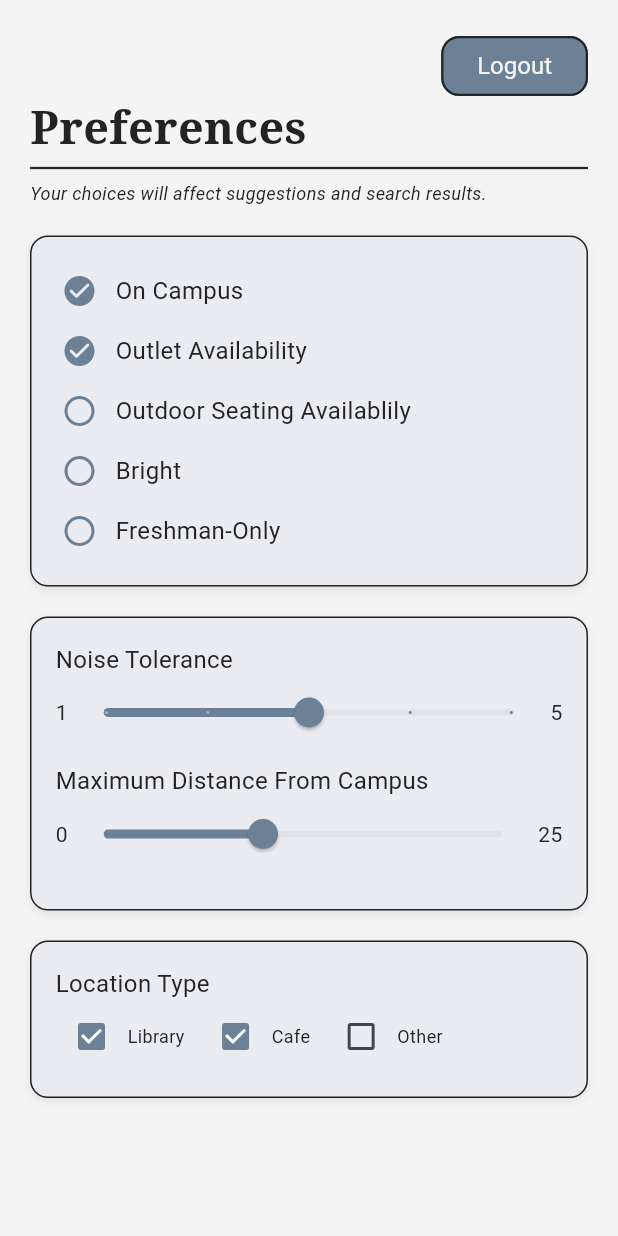
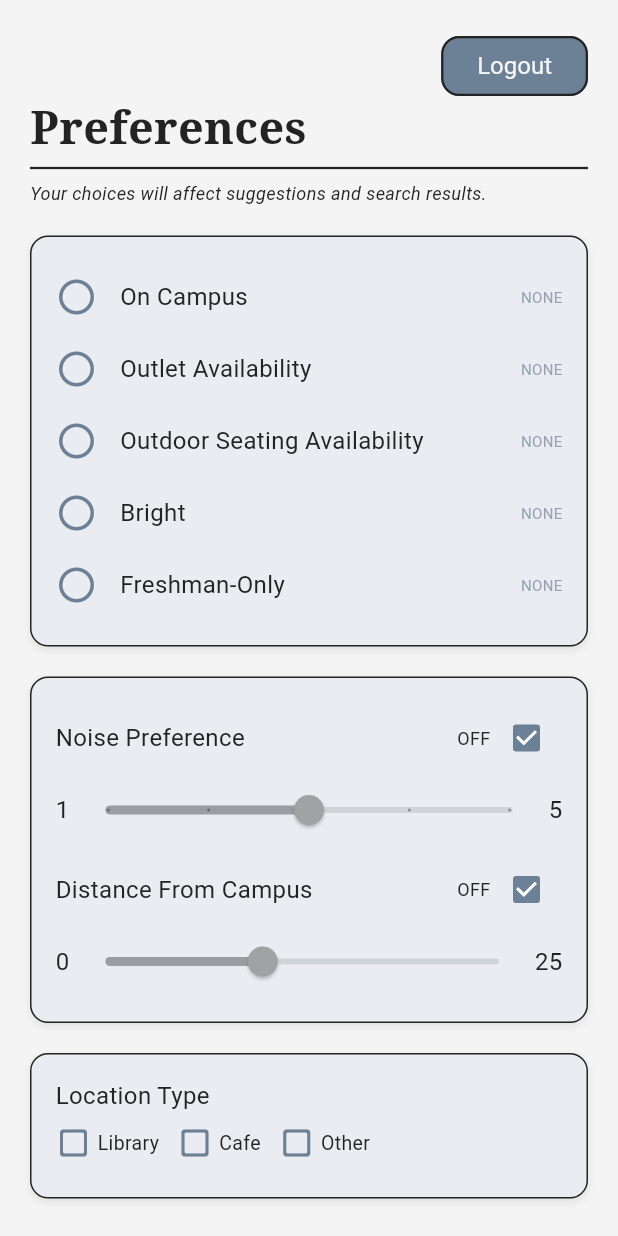
Before and after one commit to pikap0ng/cs125-team90, a Flutter app: the PreferencesPage screen opened by its route, on a phone screen of 412 x 824 dp. Run offline on Flutter 3.47's test engine with Material 3 defaults, Android fonts, the phone set to English and light mode, and no system bars.

Commit message:
update preferences page to have three states

```diff
--- a/frontend/lib/pages/preferences_page.dart
+++ b/frontend/lib/pages/preferences_page.dart
@@ -8,19 +8,23 @@ class PreferencesPage extends StatefulWidget {
   State<PreferencesPage> createState() => _PreferencesPageState();
 }
 
+enum Preference { none, prefer, avoid }
 class _PreferencesPageState extends State<PreferencesPage> {
   double _noiseLevel = 3;
   double _distance = 10;
-  bool _libraryChecked = true;
-  bool _cafeChecked = true;
-  bool _otherChecked = false;
+  bool _useNoisePref = false;
+  bool _useDistancePref = false;
 
-  final Map<String, bool> _preferences = {
-    "On Campus": true,
-    "Outlet Availability": true,
-    "Outdoor Seating Availability": false,
-    "Bright": false,
-    "Freshman-Only": false,
+  Preference _libraryPreference = Preference.none;
+  Preference _cafePreference = Preference.none;
+  Preference _otherPreference = Preference.none;
+
+  final Map<String, Preference> _preferences = {
+    "On Campus": Preference.none,
+    "Outlet Availability": Preference.none,
+    "Outdoor Seating Availability": Preference.none,
+    "Bright": Preference.none,
+    "Freshman-Only": Preference.none,
   };
 
 
@@ -50,64 +54,25 @@ class _PreferencesPageState extends State<PreferencesPage> {
             const SizedBox(height: 20,),
 
             _buildContainerSection([
-              _buildCheckOption("On Campus"),
-              _buildCheckOption("Outlet Availability"),
-              _buildCheckOption("Outdoor Seating Availablily"),
-              _buildCheckOption("Bright"),
-              _buildCheckOption("Freshman-Only"),
+              ..._preferences.keys.map((key) => _buildCheckOption(key)).toList(),
             ]),
 
             const SizedBox(height: 20,),
 
             _buildContainerSection([
-              const Text("Noise Tolerance", style: primaryTextStyle),
-              Row(
-                mainAxisAlignment: MainAxisAlignment.spaceBetween,
-                children: [
-                  Text("1", style: const TextStyle(fontSize: 14),),
-                  Expanded(
-                    child: Slider(
-                      value: _noiseLevel,
-                      min: 1, max: 5, divisions: 4,
-                      activeColor: darkPrimaryColor,
-                      onChanged: (value) => setState(() {
-                        _noiseLevel = value;
-                      }),
-                    ),
-                  ),
-                  Text("5", style: const TextStyle(fontSize: 14),),
-                ],
-              ),
-              const SizedBox(height: 10),
+              _buildSliderWithToggle(label: "Noise Preference", value: _noiseLevel, isEnabled: _useNoisePref, min: 1, max: 5, divisions: 4, onToggle: (v) => setState(() => _useNoisePref = v!), onChanged: (v) => setState(() => _noiseLevel = v)),
+              const SizedBox(height: 5,),
+              _buildSliderWithToggle(label: "Distance From Campus", value: _distance, isEnabled: _useDistancePref, min: 0, max: 25, onToggle: (v) => setState(() => _useDistancePref = v!), onChanged: (v) => setState(() => _distance = v)),
+            ]),
 
-              const Text("Maximum Distance From Campus", style: primaryTextStyle),
-              Row(
-                mainAxisAlignment: MainAxisAlignment.spaceBetween,
-                children: [
-                  Text("0", style: const TextStyle(fontSize: 14),),
-                  Expanded(
-                    child: Slider(
-                      value: _distance,
-                      min: 0, max: 25,
-                      activeColor: darkPrimaryColor,
-                      onChanged: (value) => setState(() {
-                        _distance = value;
-                      }),
-                    ),
-                  ),
-                  Text("25", style: const TextStyle(fontSize: 14),),
-                ],
-              ),
-              const SizedBox(height: 10),
-            ]),
             const SizedBox(height: 20),
             _buildContainerSection([
               const Text("Location Type"),
               Row(
                 children: [
-                  _buildSmallCheckbox("Library", _libraryChecked, (v) => setState(() => _libraryChecked = v!)),
-                  _buildSmallCheckbox("Cafe", _cafeChecked, (v) => setState(() => _cafeChecked = v!)),
-                  _buildSmallCheckbox("Other", _otherChecked, (v) => setState(() => _otherChecked = v!)),
+                  _buildSmallCheckbox("Library", _libraryPreference, (v) => setState(() => _libraryPreference = v)),
+                  _buildSmallCheckbox("Cafe", _cafePreference, (v) => setState(() => _cafePreference = v)),
+                  _buildSmallCheckbox("Other", _otherPreference, (v) => setState(() => _otherPreference = v)),
                 ],
               ),
             ]),
@@ -137,39 +102,127 @@ class _PreferencesPageState extends State<PreferencesPage> {
   }
 
   Widget _buildCheckOption(String title) {
-    bool isChecked = _preferences[title] ?? false;
+    Preference current = _preferences[title] ?? Preference.none;
+    IconData icon;
+
+    switch (current) {
+      case Preference.prefer:
+        icon = Icons.check_circle;
+        break;
+      case Preference.avoid:
+        icon = Icons.cancel_rounded;
+        break;
+      case Preference.none:
+        icon = Icons.circle_outlined;
+        break;
+    }
+
     return InkWell(
       onTap: () {
         setState(() {
-          _preferences[title] = !isChecked;
+          if (current == Preference.none) {
+            _preferences[title] = Preference.prefer;
+          } else if (current == Preference.prefer) {
+            _preferences[title] = Preference.avoid;
+          } else {
+            _preferences[title] = Preference.none;
+          }
         });
       },
-      borderRadius: BorderRadius.circular(8),
       child: Padding(
-        padding: const EdgeInsets.symmetric(vertical: 8, horizontal: 4),
+        padding: const EdgeInsets.symmetric(vertical: 10,),
         child: Row(
           children: [
-            Icon(
-              isChecked ? Icons.check_circle_rounded : Icons.circle_outlined,
-              color: darkPrimaryColor,
-            ),
-            const SizedBox(width: 12,),
+            Icon(icon, color: darkPrimaryColor, size: 28),
+            const SizedBox(width: 15,),
             Text(title, style: primaryTextStyle),
+            const Spacer(),
+            Text(current.name.toUpperCase(), style: TextStyle(fontSize: 10, color: darkPrimaryColor.withAlpha(178))),
           ],
         ),
       ),
     );
   }
 
-  Widget _buildSmallCheckbox(String title, bool value, Function(bool?) onChanged) {
-    return Row(
-      mainAxisSize: MainAxisSize.min,
+  Widget _buildSliderWithToggle({
+    required String label,
+    required double value,
+    required bool isEnabled,
+    required double min,
+    required double max,
+    int? divisions,
+    required ValueChanged<bool?> onToggle,
+    required ValueChanged<double> onChanged,
+  }) {
+    return Column(
+      crossAxisAlignment: CrossAxisAlignment.start,
       children: [
-        Checkbox(value: value, onChanged: onChanged,  activeColor: darkPrimaryColor,),
-        Text(title, style: const TextStyle(fontSize: 12)),
-        const SizedBox(width: 10,),
+        Row(
+          mainAxisAlignment: MainAxisAlignment.spaceBetween,
+          children: [
+            Text(label, style: primaryTextStyle,),
+            Row(
+              children: [
+                const Text("OFF", style: TextStyle(fontSize: 12),),
+                Checkbox(value: !isEnabled, onChanged: (v) => onToggle(!v!)),
+              ],
+            ),
+          ],
+        ),
+        Row(
+          children: [
+            Text(min.round().toString()),
+            Expanded(
+              child: Slider(
+                value: value,
+                min: min, max: max,
+                divisions: divisions,
+                activeColor: isEnabled ? darkPrimaryColor : primaryLightGray,
+                onChanged: isEnabled ? onChanged : null,
+              ),
+            ),
+            Text(max.round().toString()),
+          ],
+        ),
       ],
     );
   }
 
+  Widget _buildSmallCheckbox(String title, Preference value, Function(Preference) onChanged) {
+    IconData icon;
+
+    switch(value) {
+      case Preference.prefer:
+        icon = Icons.check_box;
+        break;
+      case Preference.avoid:
+        icon = Icons.disabled_by_default_rounded;
+        break;
+      case Preference.none:
+        icon = Icons.check_box_outline_blank_rounded;
+    }
+    return InkWell(
+      onTap: () {
+        if (value == Preference.none) {
+          onChanged(Preference.prefer);
+        } else if (value == Preference.prefer) {
+          onChanged(Preference.avoid);
+        } else {
+          onChanged(Preference.none);
+        }
+      },
+      child: Padding(
+        padding: const EdgeInsets.only(right: 12.0, top: 8, bottom: 8),
+        child: Row(
+          mainAxisSize: MainAxisSize.min,
+          children: [
+            Icon(icon, color: darkPrimaryColor, size: 24),
+            const SizedBox(width: 4,),
+            Text(title, style: const TextStyle(fontSize: 13)),
+          ],
+        ),
+      ),
+    );
+  }
+
 }
```
